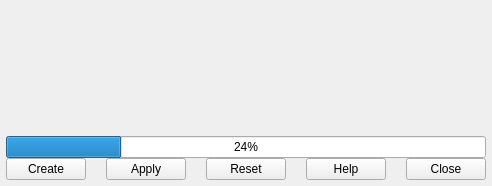
Qt form python/mmSolver/ui/base.ui (david-cattermole/mayaMatchMoveSolver) before a commit.
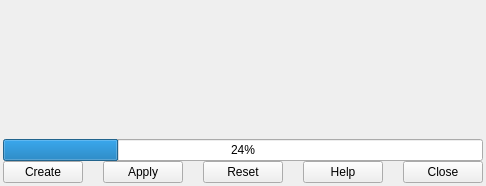
The same form after that commit.

What changed in the file:
```diff
--- a/python/mmSolver/ui/base.ui
+++ b/python/mmSolver/ui/base.ui
@@ -6,7 +6,7 @@
    <rect>
     <x>0</x>
     <y>0</y>
-    <width>354</width>
+    <width>471</width>
     <height>186</height>
    </rect>
   </property>
@@ -19,19 +19,19 @@
   <widget class="QWidget" name="centralwidget">
    <layout class="QVBoxLayout" name="verticalLayout_2">
     <property name="spacing">
-     <number>0</number>
+     <number>1</number>
     </property>
     <property name="leftMargin">
-     <number>6</number>
+     <number>3</number>
     </property>
     <property name="topMargin">
-     <number>6</number>
+     <number>3</number>
     </property>
     <property name="rightMargin">
-     <number>6</number>
+     <number>3</number>
     </property>
     <property name="bottomMargin">
-     <number>6</number>
+     <number>3</number>
     </property>
     <item>
      <layout class="QVBoxLayout" name="verticalLayout">
```
Left out of the diff: 4 changed lines with no effect on the pictures.
